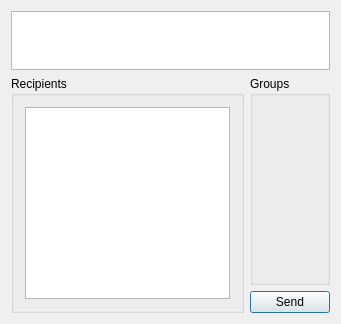
Before: the Qt Designer form beaconwindow.ui in crawford/Beacon, drawn with Qt 5.
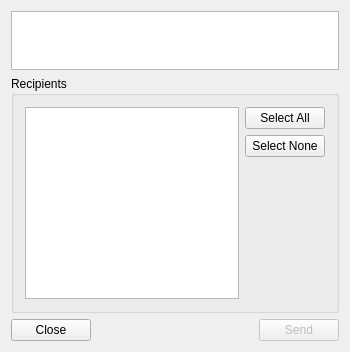
After: the same form once the commit is applied.

Commit message: Added system icon, system tray, modified GUI

```diff
--- a/beaconwindow.ui
+++ b/beaconwindow.ui
@@ -6,15 +6,15 @@
    <rect>
     <x>0</x>
     <y>0</y>
-    <width>341</width>
-    <height>308</height>
+    <width>350</width>
+    <height>342</height>
    </rect>
   </property>
   <property name="windowTitle">
    <string>BeaconWindow</string>
   </property>
-  <layout class="QGridLayout" name="gridLayout">
-   <item row="0" column="0" colspan="2">
+  <layout class="QVBoxLayout" name="verticalLayout_2">
+   <item>
     <widget class="QPlainTextEdit" name="txtMessage">
      <property name="sizePolicy">
       <sizepolicy hsizetype="Expanding" vsizetype="Maximum">
@@ -30,7 +30,7 @@
      </property>
     </widget>
    </item>
-   <item row="1" column="0" rowspan="2">
+   <item>
     <widget class="QGroupBox" name="groupBox">
      <property name="sizePolicy">
       <sizepolicy hsizetype="Preferred" vsizetype="Minimum">
@@ -55,25 +55,85 @@
         </property>
        </widget>
       </item>
+      <item>
+       <layout class="QVBoxLayout" name="verticalLayout">
+        <item>
+         <widget class="QPushButton" name="btnSelAll">
+          <property name="focusPolicy">
+           <enum>Qt::NoFocus</enum>
+          </property>
+          <property name="text">
+           <string>Select All</string>
+          </property>
+         </widget>
+        </item>
+        <item>
+         <widget class="QPushButton" name="btnSelNone">
+          <property name="focusPolicy">
+           <enum>Qt::NoFocus</enum>
+          </property>
+          <property name="text">
+           <string>Select None</string>
+          </property>
+         </widget>
+        </item>
+        <item>
+         <spacer name="verticalSpacer">
+          <property name="orientation">
+           <enum>Qt::Vertical</enum>
+          </property>
+          <property name="sizeHint" stdset="0">
+           <size>
+            <width>20</width>
+            <height>40</height>
+           </size>
+          </property>
+         </spacer>
+        </item>
+       </layout>
+      </item>
      </layout>
     </widget>
    </item>
-   <item row="2" column="1">
-    <widget class="QPushButton" name="btnSend">
-     <property name="text">
-      <string>Send</string>
-     </property>
-     <property name="default">
-      <bool>true</bool>
-     </property>
-    </widget>
-   </item>
-   <item row="1" column="1">
-    <widget class="QGroupBox" name="groupBox_2">
-     <property name="title">
-      <string>Groups</string>
-     </property>
-    </widget>
+   <item>
+    <layout class="QHBoxLayout" name="horizontalLayout_2">
+     <item>
+      <widget class="QPushButton" name="btnClose">
+       <property name="text">
+        <string>Close</string>
+       </property>
+       <property name="shortcut">
+        <string>Esc</string>
+       </property>
+      </widget>
+     </item>
+     <item>
+      <spacer name="horizontalSpacer">
+       <property name="orientation">
+        <enum>Qt::Horizontal</enum>
+       </property>
+       <property name="sizeHint" stdset="0">
+        <size>
+         <width>40</width>
+         <height>20</height>
+        </size>
+       </property>
+      </spacer>
+     </item>
+     <item>
+      <widget class="QPushButton" name="btnSend">
+       <property name="enabled">
+        <bool>false</bool>
+       </property>
+       <property name="text">
+        <string>Send</string>
+       </property>
+       <property name="default">
+        <bool>true</bool>
+       </property>
+      </widget>
+     </item>
+    </layout>
    </item>
   </layout>
  </widget>
```
Left out of the diff: 63 changed lines with no effect on the pictures. The commit also changes 7 other files.
